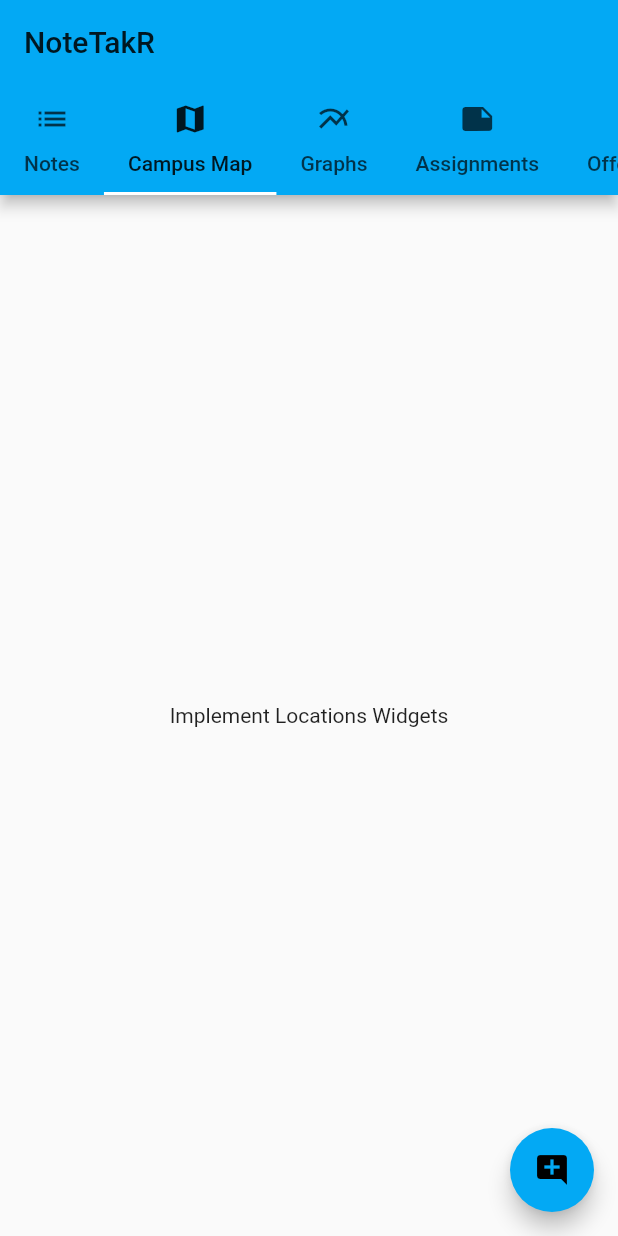
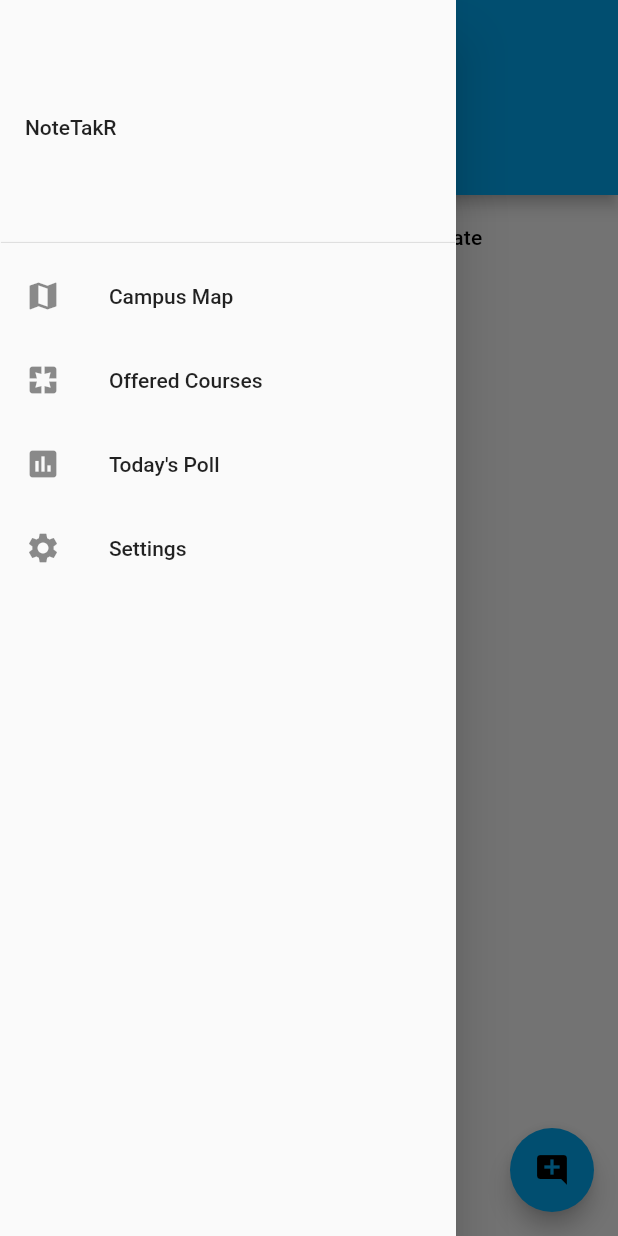
Before and after one commit to nandor-gallo/Mobile-Devices-4100U-Final-Project, a Flutter app: the screen it shows after launch, tab 3 chosen, with the side drawer open (before the commit the screen has no drawer), on a phone screen of 412 x 824 dp. Run offline on Flutter 3.47's test engine with Material 2 defaults, Android fonts, the phone set to English and light mode, and no system bars; our stand-ins replace charts_flutter, cloud_firestore, flutter_local_notifications, flutter_map, latlong, sqflite; missing offline and left inert: flare_splash_screen, speech_recognition; accounts and stored records are empty.

Commit message:
Added Maps and DataTable

```diff
--- a/notetakr/lib/AssignmentsChartPage.dart
+++ b/notetakr/lib/AssignmentsChartPage.dart
@@ -4,53 +4,107 @@ import 'package:flutter/material.dart';
 import 'package:notetakr/model/assignment.dart';
 import 'package:notetakr/model/assignment_model.dart';
 
-// class AssignmentChartsPage extends StatefulWidget {
-//   @override
-//   State<StatefulWidget> createState() {
-//     // TODO: implement createState
-//     return AssignmentChartState();
-//   }
-// }
+ class AssignmentChartsPage extends StatefulWidget {
+  @override
+   State<StatefulWidget> createState() {
+    // TODO: implement createState
+     return AssignmentChartState();
+   }
+ }
 
-// class AssignmentChartState extends State<AssignmentChartsPage> {
-//   final _model = AssignmentModel();
-//   @override
-//   void setState(fn) {
-//     // TODO: implement setState
-//     super.setState(fn);
-//   }
+ class AssignmentChartState extends State<AssignmentChartsPage> {
+  final _model = AssignmentModel();
+  List<Assignment> my_list;
+  List<Assignment> selected_list;
+   @override
+   void setState(fn) {
+     // TODO: implement setState
+     super.setState(fn);
+   }
 
-//   @override
-//   Widget build(BuildContext context) {
-//     // TODO: implement build
-//     return FutureBuilder(
-//         future: _getAllAssignments(),
-//         builder: (context, snapshot) {
-//           if (snapshot.hasData) {
-//             var my_map = getAssignmentFreq(snapshot.data);
+   @override
+   Widget build(BuildContext context) {
+     // TODO: implement build
+     return FutureBuilder(
+         future: _getAllAssignments(),
+         builder: (context, snapshot) {
+           if (snapshot.hasData) {
+             //var my_map = getAssignmentFreq(snapshot.data);
+              my_list = snapshot.data;
+              //var series = getAssignmentSeries(my_list);
+             return Column(
+                children:<Widget> [
+                SingleChildScrollView(
+                  scrollDirection: Axis.vertical,
+                  child: DataTable(
+                    columns: [
+                    DataColumn(
+                      label: Text("Assignment Name"),
+                      numeric: false,
+                    ),
+                    DataColumn(
+                      label: Text("Due Date"),
+                      numeric: false,
+                    )
+                    ],
 
-//             return Text("My data chart goes here");
-//           } else {
-//             return CircularProgressIndicator();
-//           }
-//         });
-//   }
+                    rows:
 
-//   Future<List<Assignment>> _getAllAssignments() async {
-//     List<Assignment> my_list = await _model.getAllAssignment();
-//     my_list.forEach((item) => print('inside for each $item'));
-//     return my_list;
-//   }
-// }
+                    my_list.map(
+                      (item) => DataRow(
+                        cells: [
+                          DataCell(
+                            Text(item.assignmentName)
+                          ),
+                          DataCell(
+                            Text(item.dueDate),
+                          )
+                        ]
+                      )
+                    ).toList(),
 
-// Map<String, int> getAssignmentFreq(List<Assignment> mylist) {
-//   Map<String, int> my_map;
-//   mylist.forEach((item) => {
-//         if (my_map.containsKey(item.dueDate))
-//           {my_map[item.dueDate] += 1}
-//         else
-//           {my_map[item.dueDate] = 1}
-//       });
 
-//   return my_map;
-// }
+                  )
+
+                ),
+                Container(
+               child: Text("We stiil need to fix chrt series."),
+                )
+                ]
+             );
+           } else {
+             return CircularProgressIndicator();
+           }
+         });
+   }
+
+   Future<List<Assignment>> _getAllAssignments() async {
+     List<Assignment> my_list = await _model.getAllAssignments();
+     my_list.forEach((item) => print('inside for each $item'));
+     return my_list;
+   }
+ }
+
+ Map<String, int> getAssignmentFreq(List<Assignment> mylist) {
+   Map<String, int> my_map;
+ mylist.forEach((item) => {
+         if (my_map.containsKey(item.dueDate))
+           {my_map[item.dueDate] += 1}
+         else
+          {my_map[item.dueDate] = 1}
+       });
+
+   return my_map;
+ }
+
+ List<charts.Series<String,int>> getAssignmentSeries(List<Assignment> my_list)
+ {
+
+    var dict = getAssignmentFreq(my_list);
+    return [charts.Series(
+      id:"Assignments",
+      data: dict.keys,
+
+    )];
+
+ }
--- a/notetakr/lib/LecturePage.dart
+++ b/notetakr/lib/LecturePage.dart
@@ -2,6 +2,10 @@ import 'dart:convert';
 import 'package:cloud_firestore/cloud_firestore.dart';
 import 'package:notetakr/AssignmentsChartPage.dart';
 import 'package:notetakr/TodaysPolls.dart';
+import 'package:notetakr/map.dart' as prefix1;
+import 'package:notetakr/model/assignment.dart';
+import 'package:notetakr/model/assignment_model.dart';
+import 'package:notetakr/model/class_model.dart';
 import 'package:notetakr/model/program.dart' as prefix0;
 import 'package:flutter/material.dart';
 import 'package:notetakr/model/program.dart';
@@ -18,13 +22,17 @@ class LectureList extends StatefulWidget {
 }
 
 class _LectureListState extends State<LectureList>
-    with SingleTickerProviderStateMixin {
+
+  with SingleTickerProviderStateMixin {
   final List<String> lectures = [
     'CSCI 3100',
     'CSCI 4100',
     'CSCI 4500',
     ' Intro to Computer Science'
   ];
+
+   final _model = AssignmentModel();
+  final _lec_model = CourseModel();
   TabController _tabController;
 
   List<Widget> listAssignmentWidget(AsyncSnapshot snapshot) {
@@ -43,7 +51,7 @@ class _LectureListState extends State<LectureList>
   @override
   void initState() {
     super.initState();
-    _tabController = TabController(vsync: this, length: 6);
+    _tabController = TabController(vsync: this, length: 2);
   }
 
   DateTime _classDates = DateTime.now();
@@ -56,7 +64,7 @@ class _LectureListState extends State<LectureList>
     DateTime now = DateTime.now();
     //Tabs With Items
     return new DefaultTabController(
-        length: 6,
+        length: 2,
         child: Scaffold(
           key: _scaffoldKey,
           appBar: AppBar(
@@ -69,14 +77,9 @@ class _LectureListState extends State<LectureList>
                     text: 'Notes',
                     icon: Icon(Icons.list),
                   ),
-                  Tab(text: 'Campus Map', icon: Icon(Icons.map)),
-                  Tab(text: 'Graphs', icon: Icon(Icons.multiline_chart)),
-                  Tab(
-                    text: 'Assignments',
-                    icon: Icon(Icons.note),
-                  ),
-                  Tab(text: 'Offered Courses', icon: Icon(Icons.pages)),
-                  Tab(text: 'Daily Poll', icon: Icon(Icons.assessment)),
+                  Tab(text: 'Assignments', icon: Icon(Icons.note)),
+
+
                 ]),
           ),
           body: TabBarView(
@@ -93,34 +96,11 @@ class _LectureListState extends State<LectureList>
                           .toList()))
                   //TODO: Implement a Future Builder Widget to get Data For the Notes
                   ),
-              Tab(
-                child: Text('Implement Locations Widgets'),
-              ),
+
                Tab(
-
-                    child: Text("Assignment Charts Page")
-                    //AssignmentChartsPage()
+                  child: AssignmentChartsPage()
 
                    ),
-              Tab(
-                //List of Assignments
-                child: StreamBuilder(
-                    stream: Firestore.instance
-                        .collection("Assignments")
-                        .snapshots(),
-                    builder: (context, snapshot) {
-                      return ListView(
-                        children: listAssignmentWidget(snapshot),
-                      );
-                    }),
-                //TODO: Implement a Future Builder Widget to get Data For the Assignments
-              ),
-              Tab(
-                child: myhttpWidget(),
-              ),
-              Tab(
-                child: TodaysPollsPage(),
-              ),
             ],
           ),
           floatingActionButton: FloatingActionButton(
@@ -134,6 +114,9 @@ class _LectureListState extends State<LectureList>
                   builder: (BuildContext context) {
                     String new_lecture = "";
                     String new_code = "";
+                    String new_assignmnet ="";
+                    String due_date = " ";
+                    String due_time = "";
                     if (_tabController.index == 0) {
                       return new Dialog(
                           backgroundColor: Colors.cyan,
@@ -266,8 +249,9 @@ class _LectureListState extends State<LectureList>
                               )
                             ],
                           )));
-                    } else if (_tabController.index == 3) {
+                    } else if (_tabController.index != 0) {
                       return new Dialog(
+                          //Dialog for adding assignmment
                           backgroundColor: Colors.cyan,
                           child: Card(
                               child: Column(
@@ -286,7 +270,7 @@ class _LectureListState extends State<LectureList>
                                       hintText: 'Assignment Title',
                                     ),
                                     onChanged: (text) {
-                                      new_lecture = text;
+                                      new_assignmnet = text;
                                     },
                                   )),
                               Padding(
@@ -370,8 +354,9 @@ class _LectureListState extends State<LectureList>
                                     onPressed: () {
                                       //Send a notification
                                       //TODO Add Assignments
+                                      Assignment current_assignmet = new Assignment(assignmentName: new_assignmnet,courseId: 'CSCI 3030',dueAlert:"4:50",dueDate: "27/09/2018");
                                       _notificationLater(_classDates);
-                                      //Display Snack Bar
+                                      _Add_assignment(current_assignmet);
                                       _displayAssignmentAddBar(context);
                                       Navigator.pop(context);
                                     },
@@ -389,6 +374,63 @@ class _LectureListState extends State<LectureList>
                     }
                   });
             },
+          ),
+          drawer: Drawer(
+            child: ListView(
+              padding: EdgeInsets.all(0.6),
+              children: <Widget>[
+                DrawerHeader(
+                  child: Row(
+                    children: <Widget>[
+                      //@Dan Could you add the logo png here
+
+                      Text("NoteTakR")
+                    ],
+                  ),
+
+                ),
+                ListTile(
+                  leading: Icon(Icons.map),
+                  title: Text("Campus Map"),
+                  onTap: ()
+                  {
+                    print("Navigate to Maps Page");
+                    Navigator.push(
+                      context, MaterialPageRoute(builder: (context) => prefix1.Map()));
+                  },
+                ),
+                ListTile(
+                  leading: Icon(Icons.pages),
+                  title: Text("Offered Courses"),
+                  onTap: ()
+                  {
+                    Navigator.push(
+        context, MaterialPageRoute(builder: (context) => myhttpWidget()));
+                  },
+
+
+                ),
+                ListTile(
+                  leading: Icon(Icons.assessment),
+                  title: Text("Today's Poll"),
+                  onTap: ()
+                  {
+                       Navigator.push(
+        context, MaterialPageRoute(builder: (context) => TodaysPollsPage()));
+                  }
+                ),
+
+                ListTile(
+                  leading: Icon(Icons.settings),
+                  title: Text("Settings"),
+                  onTap: ()
+                  {
+                    Navigator.pop(context);
+                  },
+                ),
+
+              ],
+            )
           ),
         ));
   }
@@ -412,6 +454,11 @@ class _LectureListState extends State<LectureList>
   void _AddLecturetoDB(String new_lecture, String new_code, DateTime date) {
     print("Add Class $new_lecture  and $new_code to  Database With $date");
     //TODO: Insert new Lecture to model
+  }
+
+  void _Add_assignment(Assignment assignment)
+  {
+    _model.insertAssignment(assignment);
   }
 }
 
@@ -451,7 +498,7 @@ class LectureWidget extends StatelessWidget {
   @override
   Widget build(BuildContext context) {
     return new Card(
-        color: Colors.blueGrey,
+        color: Colors.blueAccent,
         child: InkWell(
             splashColor: Colors.blue,
             onTap: () {
@@ -508,7 +555,14 @@ class myhttpWidgetState extends State<myhttpWidget> {
   @override
   Widget build(BuildContext context) {
     // TODO: implement build
-    return FutureBuilder(
+    return
+    Scaffold(
+    appBar: new AppBar(
+      title: Text("Ontario Tech U courses", style: TextStyle(fontStyle: FontStyle.italic),),
+
+    ),
+
+    body:FutureBuilder(
         future: getEvents(url),
         builder: (context, snapshot) {
           if (snapshot.hasData) {
@@ -520,7 +574,8 @@ class myhttpWidgetState extends State<myhttpWidget> {
           } else {
             return CircularProgressIndicator();
           }
-        });
+        })
+    );
   }
 
   Future<Program> getEvents(String url) async {
--- a/notetakr/pubspec.yaml
+++ b/notetakr/pubspec.yaml
@@ -22,6 +22,7 @@ dependencies:
   charts_flutter: ^0.8.1
   data_tables: ^1.0.1
   cloud_firestore:
+  flutter_map:
 
 dev_dependencies:
   flutter_test:
```
Also changed, not shown: notetakr/lib/map.dart (added, +59 -0 lines), notetakr/pubspec.lock, 3 other files.
